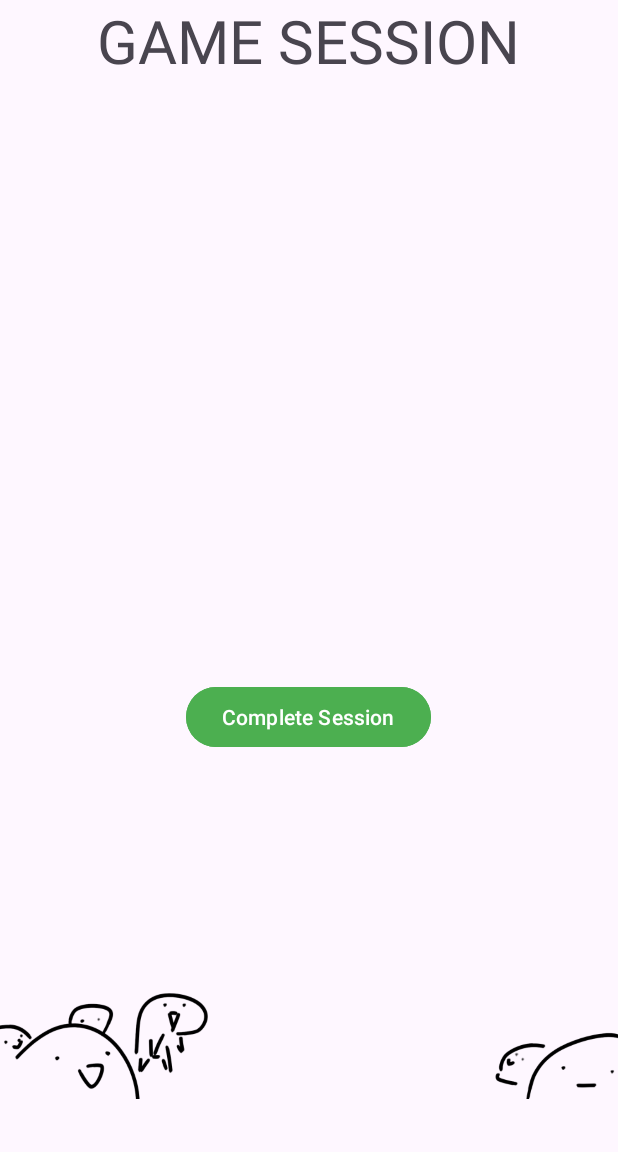
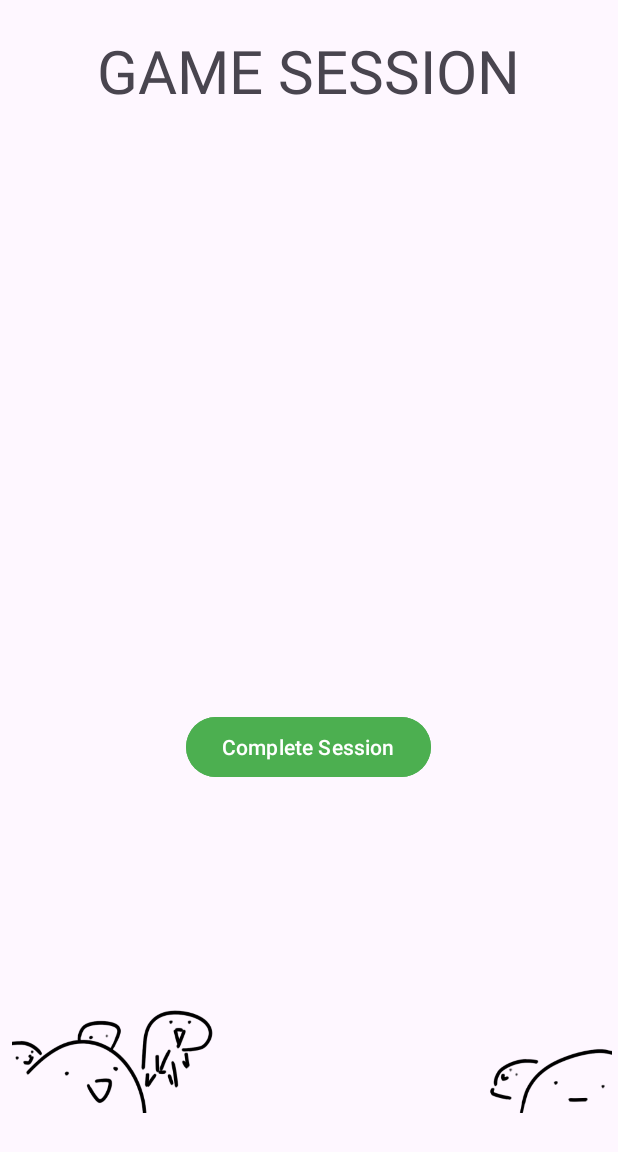
Before and after one commit to UTSA-CS-3443/MonstrousTasks, an Android app: the GameActivity screen opened directly, with no data from a screen before it, on a phone screen of 412 x 824 dp. Shown: the top 1152 px of the screen. Run offline under Robolectric (Android 15) with nearby library versions, the phone set to English and light mode, and no system bars; 1 statement that could not run was skipped.

Commit message:
small changes to bottom border and added top padding to "Game Session" in activity_game.xml

```diff
--- a/app/src/main/res/layout/activity_game.xml
+++ b/app/src/main/res/layout/activity_game.xml
@@ -11,6 +11,7 @@
         android:layout_height="wrap_content"
         android:layout_gravity="center"
         android:text="GAME SESSION"
+        android:paddingTop="20dp"
         android:textSize="40sp"
         tools:ignore="HardcodedText" />
 
@@ -41,10 +42,9 @@
         tools:ignore="HardcodedText" />
 
     <ImageView
-        android:layout_width="414dp"
-        android:layout_height="358dp"
-        android:layout_gravity="bottom"
-        android:layout_marginBottom="-120dp"
-        android:src="@drawable/bottom_border" />
+        android:layout_width="415sp"
+        android:layout_height="100dp"
+        android:src="@drawable/bottom_border"
+        android:layout_marginTop="120dp"/>
 
 </LinearLayout>
```
